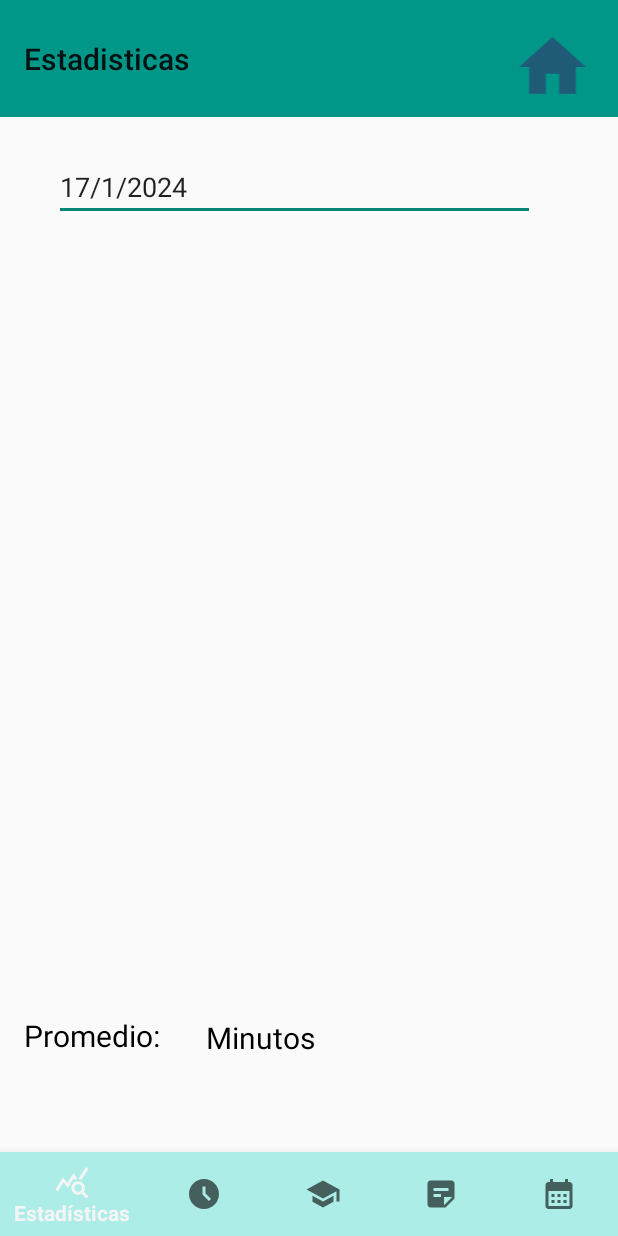
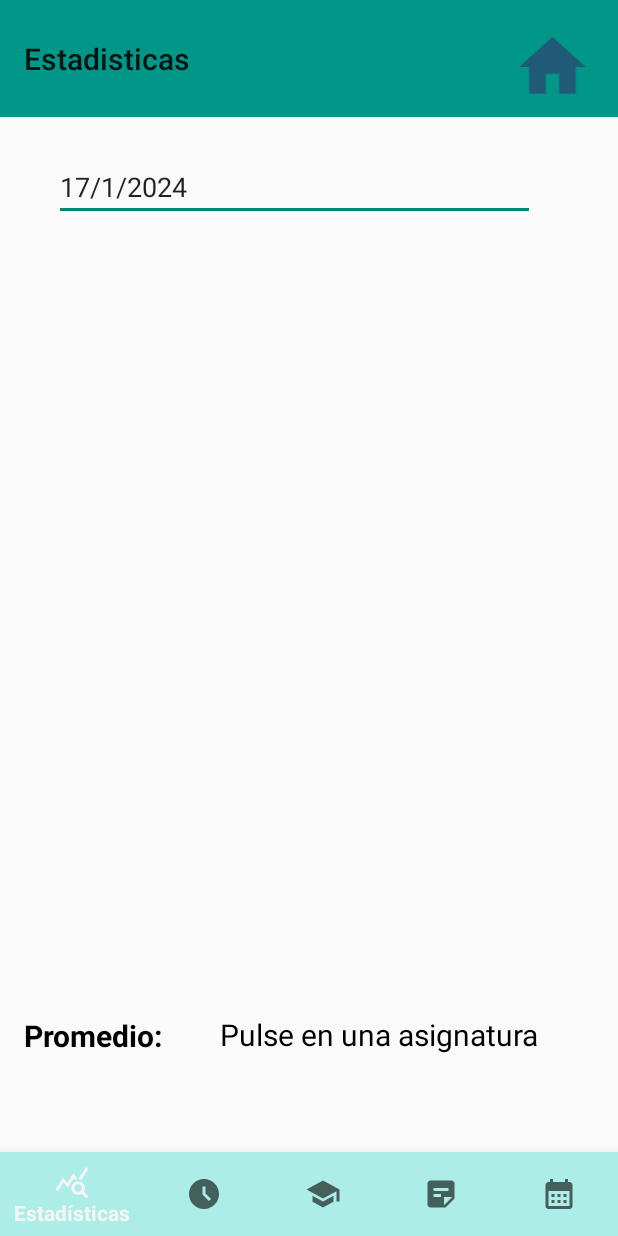
Before and after one commit to jfcaballero/HeticaAPP, an Android app: the estadisticasDias screen opened directly, with no data from a screen before it, on a phone screen of 412 x 824 dp. Run offline under Robolectric (Android 15) with nearby library versions, the phone set to English and light mode, and no system bars; libraries missing offline, so code that uses them is left out: com.hetica.

Commit message:
Interfaz de estadísticas

```diff
--- a/app/src/main/res/layout/activity_estadisticas_dias.xml
+++ b/app/src/main/res/layout/activity_estadisticas_dias.xml
@@ -40,6 +40,7 @@
         android:text="Promedio:"
         android:textColor="#000000"
         android:textSize="20sp"
+        android:textStyle="bold"
         app:layout_constraintBottom_toBottomOf="parent"
         app:layout_constraintEnd_toEndOf="parent"
         app:layout_constraintHorizontal_bias="0.052"
@@ -49,15 +50,15 @@
 
     <TextView
         android:id="@+id/promedioMinutos"
-        android:layout_width="208dp"
-        android:layout_height="36dp"
-        android:text="Minutos"
+        android:layout_width="247dp"
+        android:layout_height="38dp"
+        android:text="Pulse en una asignatura"
         android:textColor="#000000"
         android:textSize="20sp"
         app:layout_constraintBottom_toBottomOf="parent"
         app:layout_constraintEnd_toEndOf="parent"
-        app:layout_constraintHorizontal_bias="0.674"
-        app:layout_constraintStart_toStartOf="parent"
+        app:layout_constraintHorizontal_bias="0.58"
+        app:layout_constraintStart_toEndOf="@+id/textView63"
         app:layout_constraintTop_toTopOf="parent"
         app:layout_constraintVertical_bias="0.86" />
 
```
